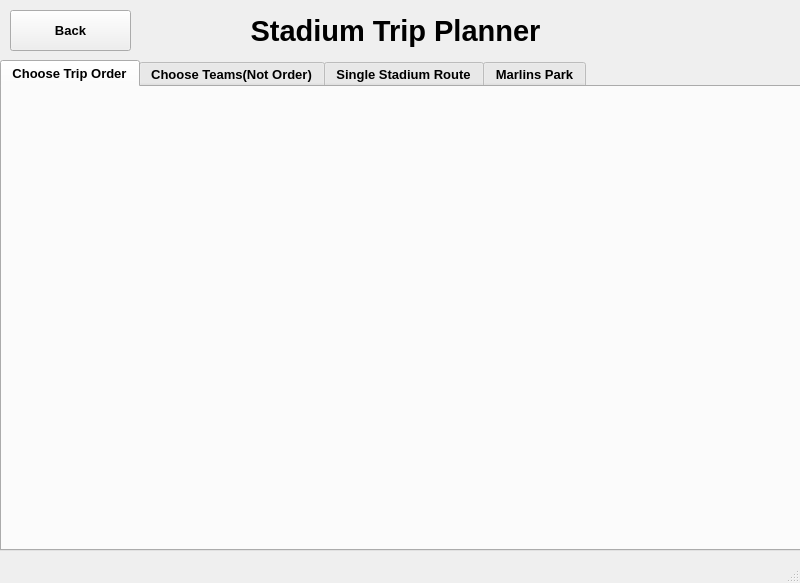
First picture: the form in StadiumTourProject/mainwindow.ui, repository joeyCampbelll/CS1D-Project-2, before the edit.
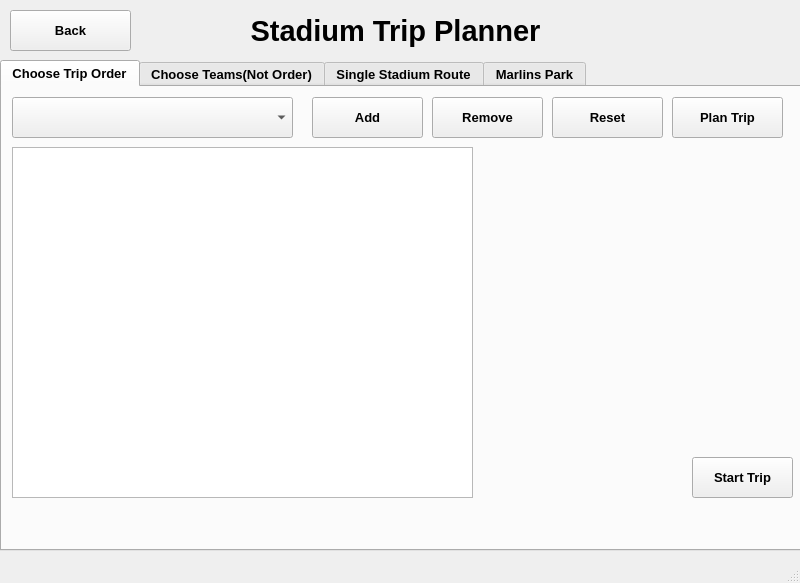
Second picture: the form after the edit. The open tabs and pages were chosen to show the change.

Commit message: Last Trip Page Finished

The edit to the form file:
```diff
--- a/StadiumTourProject/mainwindow.ui
+++ b/StadiumTourProject/mainwindow.ui
@@ -1743,6 +1743,101 @@
        <attribute name="title">
         <string>Choose Trip Order</string>
        </attribute>
+       <widget class="QTextBrowser" name="textBrowser_CTO">
+        <property name="geometry">
+         <rect>
+          <x>10</x>
+          <y>60</y>
+          <width>461</width>
+          <height>351</height>
+         </rect>
+        </property>
+        <property name="font">
+         <font>
+          <pointsize>12</pointsize>
+          <weight>75</weight>
+          <bold>true</bold>
+         </font>
+        </property>
+        <property name="autoFormatting">
+         <set>QTextEdit::AutoNone</set>
+        </property>
+       </widget>
+       <widget class="QComboBox" name="CTO_comboBox">
+        <property name="geometry">
+         <rect>
+          <x>10</x>
+          <y>10</y>
+          <width>281</width>
+          <height>41</height>
+         </rect>
+        </property>
+       </widget>
+       <widget class="QPushButton" name="addButton_CTO">
+        <property name="geometry">
+         <rect>
+          <x>310</x>
+          <y>10</y>
+          <width>111</width>
+          <height>41</height>
+         </rect>
+        </property>
+        <property name="text">
+         <string>Add</string>
+        </property>
+       </widget>
+       <widget class="QPushButton" name="startButton_CTO">
+        <property name="geometry">
+         <rect>
+          <x>690</x>
+          <y>370</y>
+          <width>101</width>
+          <height>41</height>
+         </rect>
+        </property>
+        <property name="text">
+         <string>Start Trip</string>
+        </property>
+       </widget>
+       <widget class="QPushButton" name="removeButton_CTO">
+        <property name="geometry">
+         <rect>
+          <x>430</x>
+          <y>10</y>
+          <width>111</width>
+          <height>41</height>
+         </rect>
+        </property>
+        <property name="text">
+         <string>Remove</string>
+        </property>
+       </widget>
+       <widget class="QPushButton" name="resetButton_CTO">
+        <property name="geometry">
+         <rect>
+          <x>550</x>
+          <y>10</y>
+          <width>111</width>
+          <height>41</height>
+         </rect>
+        </property>
+        <property name="text">
+         <string>Reset</string>
+        </property>
+       </widget>
+       <widget class="QPushButton" name="planTripButton_CTO">
+        <property name="geometry">
+         <rect>
+          <x>670</x>
+          <y>10</y>
+          <width>111</width>
+          <height>41</height>
+         </rect>
+        </property>
+        <property name="text">
+         <string>Plan Trip</string>
+        </property>
+       </widget>
       </widget>
       <widget class="QWidget" name="CustomTrip">
        <attribute name="title">
```
Left out of the diff: 2 changed lines with no effect on the pictures. The commit also changes 3 other files.
